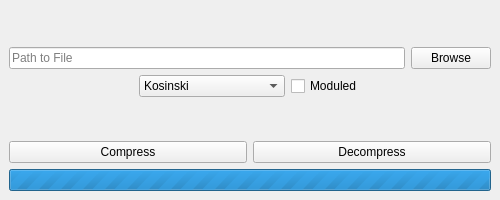
Above: mainwindow.ui from Clownacy/clowncomptool before the change. Below: the same form after it.
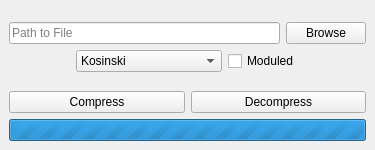
That is the form after the change.

Commit message:
Fix DPI scaling.
I forgot, Qt5 is dumb.

```diff
--- a/mainwindow.ui
+++ b/mainwindow.ui
@@ -6,8 +6,8 @@
    <rect>
     <x>0</x>
     <y>0</y>
-    <width>500</width>
-    <height>200</height>
+    <width>375</width>
+    <height>150</height>
    </rect>
   </property>
   <property name="windowTitle">
```
The commit also changes 1 other file.
